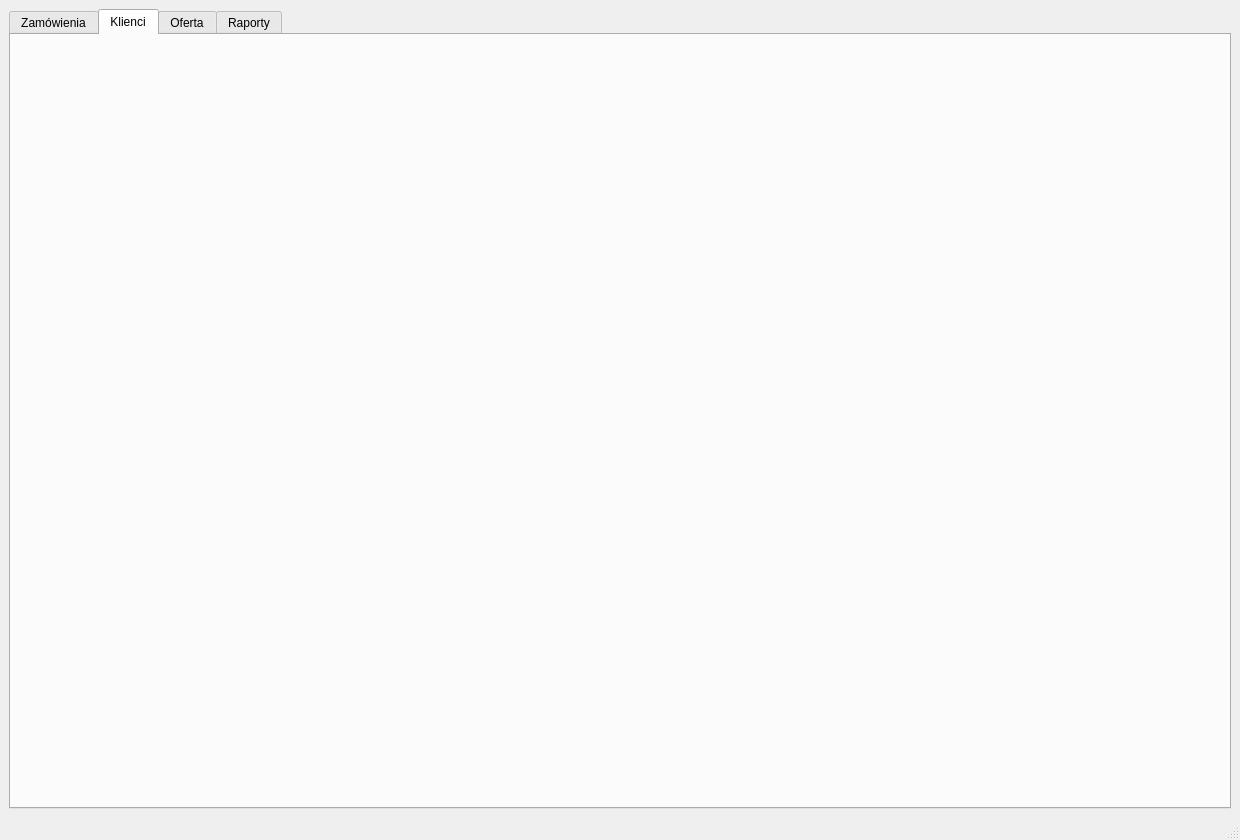
Above: app/ui/mainwindow.ui from HBuczynski/Fabryka_okien before the change. Below: the same form after it.
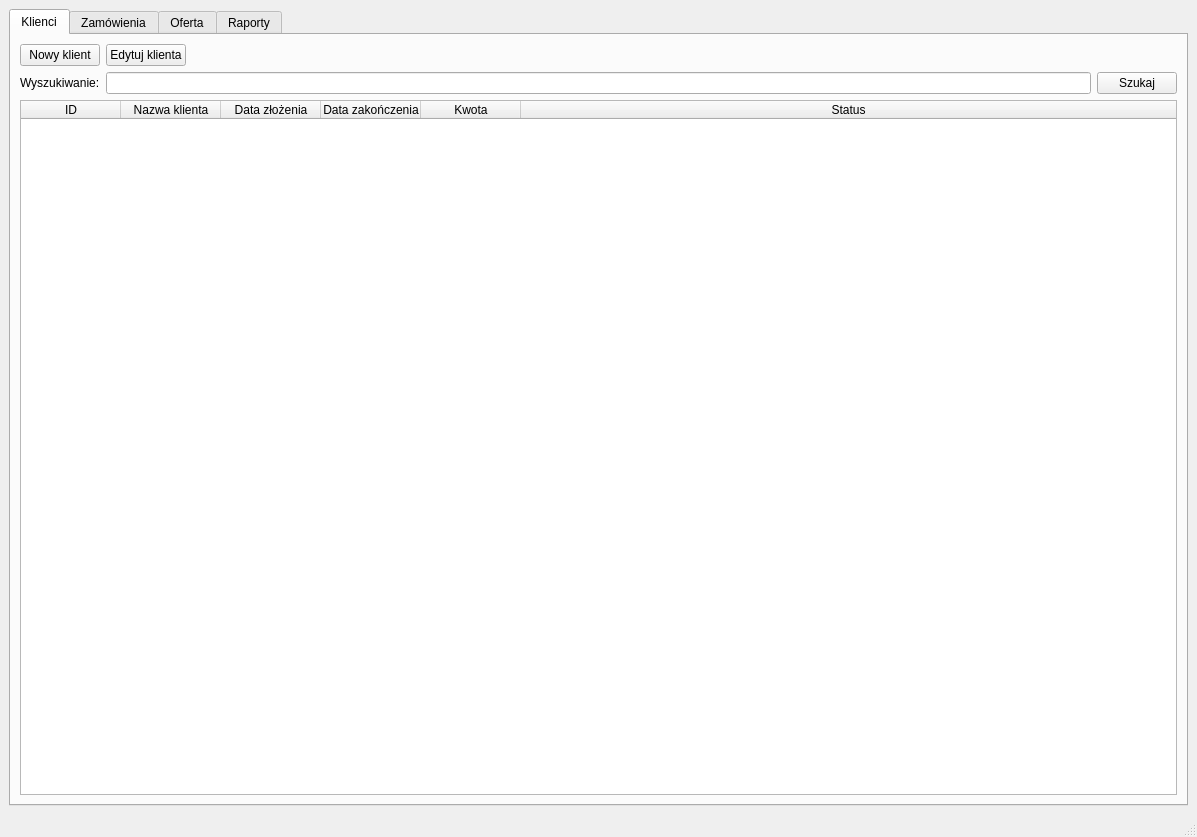
That is the form after the change. The open tabs and pages were chosen to show the change.

Commit message: tabWidget layout changed to grid

```diff
--- a/app/ui/mainwindow.ui
+++ b/app/ui/mainwindow.ui
@@ -6,8 +6,8 @@
    <rect>
     <x>0</x>
     <y>0</y>
-    <width>1240</width>
-    <height>840</height>
+    <width>1133</width>
+    <height>837</height>
    </rect>
   </property>
   <property name="windowTitle">
@@ -25,6 +25,140 @@
         <property name="usesScrollButtons">
          <bool>true</bool>
         </property>
+        <widget class="QWidget" name="tabKlienci">
+         <attribute name="title">
+          <string>Klienci</string>
+         </attribute>
+         <layout class="QGridLayout" name="gridLayout_4">
+          <item row="0" column="0">
+           <layout class="QVBoxLayout" name="verticalLayout_5" stretch="0,0,1">
+            <item>
+             <layout class="QHBoxLayout" name="horizontalLayout_5">
+              <item>
+               <widget class="QPushButton" name="addClientButton">
+                <property name="text">
+                 <string>Nowy klient</string>
+                </property>
+               </widget>
+              </item>
+              <item>
+               <widget class="QPushButton" name="editClientButton">
+                <property name="text">
+                 <string>Edytuj klienta</string>
+                </property>
+               </widget>
+              </item>
+              <item>
+               <spacer name="horizontalSpacer_7">
+                <property name="orientation">
+                 <enum>Qt::Horizontal</enum>
+                </property>
+                <property name="sizeHint" stdset="0">
+                 <size>
+                  <width>40</width>
+                  <height>20</height>
+                 </size>
+                </property>
+               </spacer>
+              </item>
+             </layout>
+            </item>
+            <item>
+             <layout class="QHBoxLayout" name="horizontalLayout_6">
+              <item>
+               <widget class="QLabel" name="label_11">
+                <property name="text">
+                 <string>Wyszukiwanie:</string>
+                </property>
+               </widget>
+              </item>
+              <item>
+               <widget class="QLineEdit" name="lineEdit_3">
+                <property name="sizePolicy">
+                 <sizepolicy hsizetype="MinimumExpanding" vsizetype="Fixed">
+                  <horstretch>0</horstretch>
+                  <verstretch>0</verstretch>
+                 </sizepolicy>
+                </property>
+                <property name="minimumSize">
+                 <size>
+                  <width>350</width>
+                  <height>0</height>
+                 </size>
+                </property>
+               </widget>
+              </item>
+              <item>
+               <widget class="QPushButton" name="pushButton_8">
+                <property name="text">
+                 <string>Szukaj</string>
+                </property>
+                <property name="checkable">
+                 <bool>false</bool>
+                </property>
+               </widget>
+              </item>
+             </layout>
+            </item>
+            <item>
+             <widget class="QTableWidget" name="tableWidget_3">
+              <property name="sizePolicy">
+               <sizepolicy hsizetype="Expanding" vsizetype="Expanding">
+                <horstretch>0</horstretch>
+                <verstretch>0</verstretch>
+               </sizepolicy>
+              </property>
+              <property name="minimumSize">
+               <size>
+                <width>700</width>
+                <height>0</height>
+               </size>
+              </property>
+              <attribute name="horizontalHeaderCascadingSectionResizes">
+               <bool>false</bool>
+              </attribute>
+              <attribute name="horizontalHeaderDefaultSectionSize">
+               <number>100</number>
+              </attribute>
+              <attribute name="horizontalHeaderStretchLastSection">
+               <bool>true</bool>
+              </attribute>
+              <column>
+               <property name="text">
+                <string>ID</string>
+               </property>
+              </column>
+              <column>
+               <property name="text">
+                <string>Nazwa klienta</string>
+               </property>
+              </column>
+              <column>
+               <property name="text">
+                <string>Data złożenia</string>
+               </property>
+              </column>
+              <column>
+               <property name="text">
+                <string>Data zakończenia</string>
+               </property>
+              </column>
+              <column>
+               <property name="text">
+                <string>Kwota</string>
+               </property>
+              </column>
+              <column>
+               <property name="text">
+                <string>Status</string>
+               </property>
+              </column>
+             </widget>
+            </item>
+           </layout>
+          </item>
+         </layout>
+        </widget>
         <widget class="QWidget" name="tabZamowienia">
          <attribute name="title">
           <string>Zamówienia</string>
@@ -265,11 +399,6 @@
           </item>
          </layout>
         </widget>
-        <widget class="QWidget" name="tabKlienci">
-         <attribute name="title">
-          <string>Klienci</string>
-         </attribute>
-        </widget>
         <widget class="QWidget" name="tabOferta">
          <attribute name="title">
           <string>Oferta</string>
```
Left out of the diff: 2 changed lines with no effect on the pictures.
